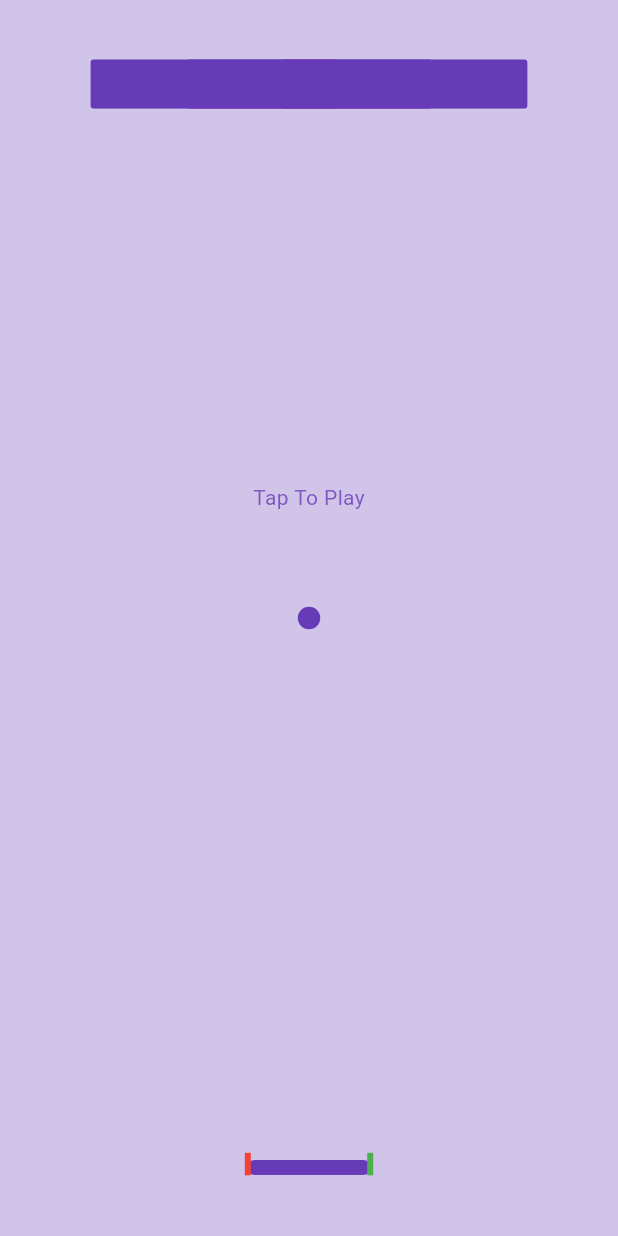
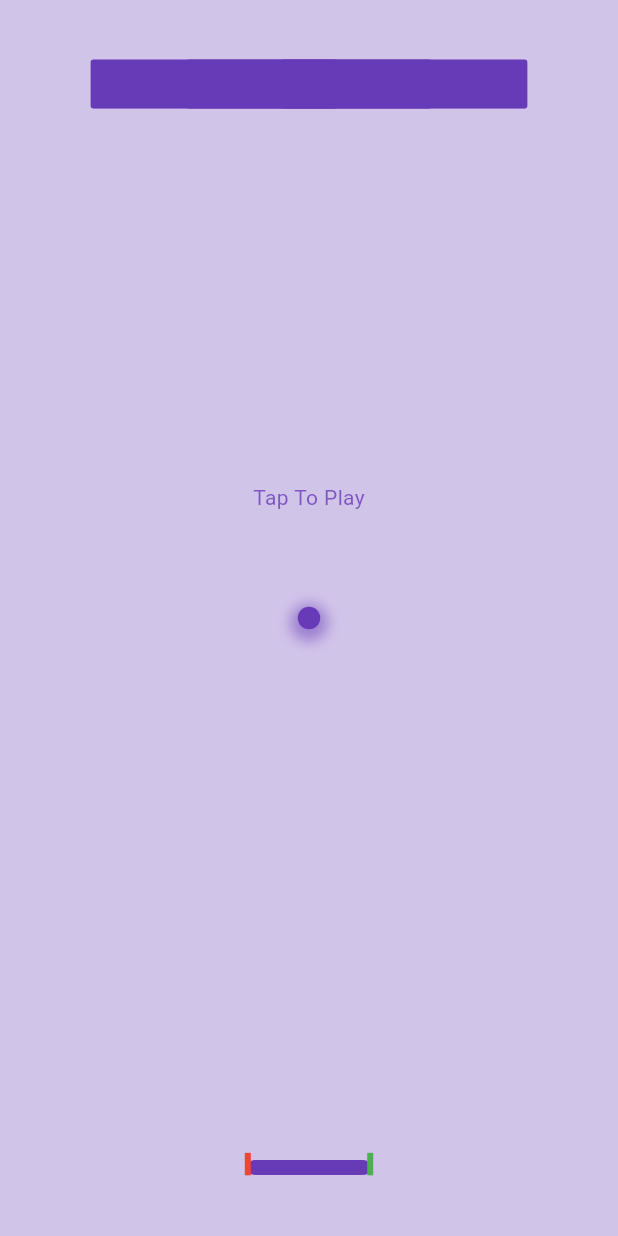
Before and after one commit to The3dcookie/Brickbreaker, a Flutter app: the screen it shows after launch, on a phone screen of 412 x 824 dp. Run offline on Flutter 3.47's test engine with Material 3 defaults, Android fonts, the phone set to English and light mode, and no system bars; our stand-ins replace avatar_glow, google_fonts.

Commit message:
Imported Fonts and Glow Finally

```diff
--- a/lib/ball.dart
+++ b/lib/ball.dart
@@ -1,22 +1,39 @@
 import 'package:flutter/material.dart';
+import 'package:avatar_glow/avatar_glow.dart';
 
 class MyBall extends StatelessWidget {
-  final  ballX;
-  final  ballY;
+  final double ballX;
+  final double ballY;
+  final bool isGameOver;
 
-  MyBall({this.ballX, this.ballY});
-
+  const MyBall({super.key, required this.ballX, required this.ballY, required this.isGameOver});
 
   @override
   Widget build(BuildContext context) {
-    return  Container(
+    return Container(
       alignment: Alignment(ballX, ballY),
+      child: Visibility(
+        visible: true, // Show the ball only if the game has started
+        child: GlowingOverscrollIndicator(
+          axisDirection: AxisDirection.down,
+          color: Colors.deepPurple.withOpacity(0.5), // Adjust the opacity for the glow effect
           child: Container(
             height: 15,
             width: 15,
-               decoration: const BoxDecoration(
+            decoration: BoxDecoration(
               shape: BoxShape.circle,
-                color: Colors.deepPurple),
+              color: Colors.deepPurple,
+              boxShadow: [
+                BoxShadow(
+                  color: Colors.deepPurple.withOpacity(0.5), // Adjust the shadow color
+                    spreadRadius: 5,
+                  blurRadius: 7,
+                  offset: const Offset(0, 3), // Adjust the shadow offset
+                ),
+              ],
+            ),
+          ),
+        ),
       ),
     );
   }
--- a/lib/brick.dart
+++ b/lib/brick.dart
@@ -8,7 +8,7 @@ final brickHeight;
 final brickWidth;
 final bool brickBroken;
 
- MyBrick({this.brickHeight, this.brickWidth, this.brickX, this.brickY, required this.brickBroken});
+ const MyBrick({super.key, this.brickHeight, this.brickWidth, this.brickX, this.brickY, required this.brickBroken});
 
   @override
   Widget build(BuildContext context) {
--- a/lib/coverscreen.dart
+++ b/lib/coverscreen.dart
@@ -3,7 +3,7 @@ import 'package:flutter/material.dart';
 class CoverScreen extends StatelessWidget {
   final bool hasGameStarted;
 
-  CoverScreen({required this.hasGameStarted});
+  const CoverScreen({super.key, required this.hasGameStarted});
 
   @override
   Widget build(BuildContext context) {
--- a/lib/gameoverscreen.dart
+++ b/lib/gameoverscreen.dart
@@ -1,20 +1,51 @@
 import 'package:flutter/material.dart';
+import 'package:google_fonts/google_fonts.dart';
 
 class GameOverScreen extends StatelessWidget {
   final bool isGameOver;
+  final function;
 
-  GameOverScreen({required this.isGameOver});
+  // font
+  static var gameFont = GoogleFonts.pressStart2p(
+    textStyle: TextStyle(
+      color: Colors.deepPurple[600], letterSpacing: 0, fontSize: 28)
+    );
+
+
+  const GameOverScreen({super.key, required this.isGameOver, this.function});
 
   @override
   Widget build(BuildContext context) {
     return isGameOver
-        ? Container(
+        ? Stack(children: [
+          Container(
             alignment: const Alignment(0, -0.3),
-            child: const Text(
+            child: Text(
               "G A M E  O V E R",
-              style: TextStyle(color: Colors.deepPurple),
+              style: gameFont,
               ),
-          )
+          ),
+
+            Container(
+            alignment: const Alignment(0, 0),
+            child: GestureDetector(
+              onTap: function,
+              child: ClipRRect(
+                borderRadius: BorderRadius.circular(12),
+                child: Container(
+                  padding: const EdgeInsets.all(10),
+                  color: Colors.deepPurple,
+                  child: const Text(
+                  "PLAY AGAIN",
+                  style: TextStyle(color: Colors.white),
+                  ),
+                ),
+              ),
+
+            ),
+          ),
+
+        ],)
         : Container();
   }
 }
--- a/lib/player.dart
+++ b/lib/player.dart
@@ -4,7 +4,7 @@ class MyPlayer extends StatelessWidget {
   final playerX;
   final playerWidth; //Out of 2
 
-  MyPlayer({this.playerX, this.playerWidth});
+  const MyPlayer({super.key, this.playerX, this.playerWidth});
 
 
   @override
```
Also changed, not shown: lib/homepage.dart (+29 -12 lines), pubspec.yaml (+3 -70 lines), pubspec.lock, 1 other file. Lines whose indentation alone changed are shown as unchanged.
